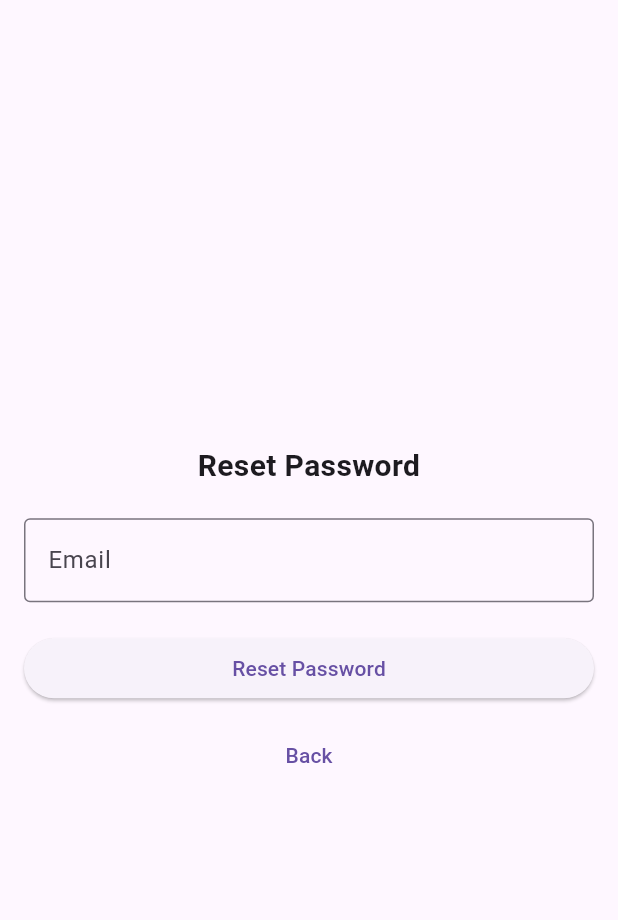
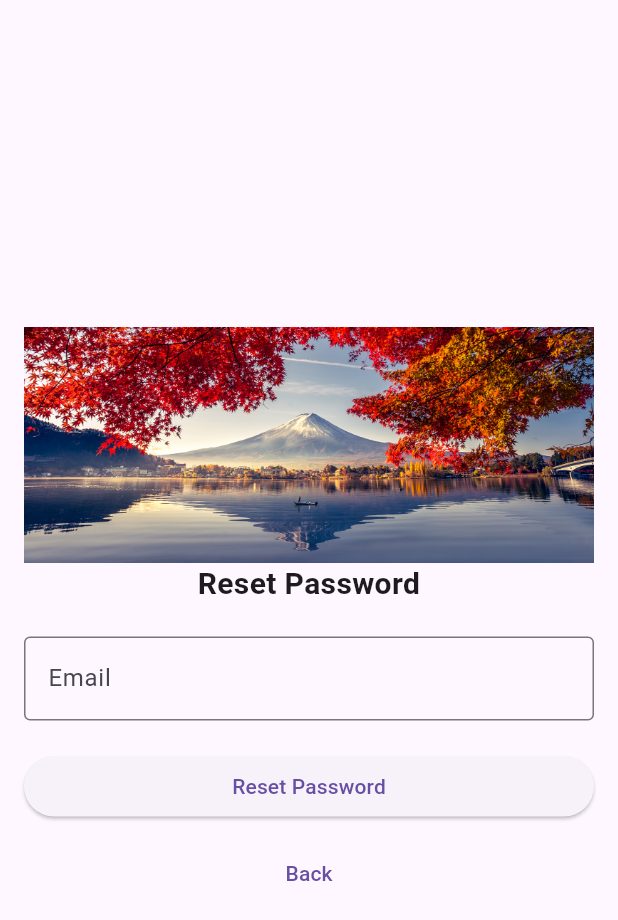
Before and after one commit to Endy05/kross_lab0809, a Flutter app: the screen it shows after launch, after a tap on "Reset password", on a phone screen of 412 x 824 dp. Shown: the top 920 px of the screen. Run offline on Flutter 3.47's test engine with Material 3 defaults, Android fonts, the phone set to English and light mode, and no system bars.

Commit message:
add locate image

```diff
--- a/lib/widgets/reset_password_screen.dart
+++ b/lib/widgets/reset_password_screen.dart
@@ -28,6 +28,9 @@ class _ResetPasswordScreenState extends State<ResetPasswordScreen> {
             mainAxisAlignment: MainAxisAlignment.center,
             crossAxisAlignment: CrossAxisAlignment.stretch,
             children: <Widget>[
+              Center(
+                child: Image.asset('images/japan_image-three.jpg', width: 400),
+              ),
               const Text("Reset Password", style: TextStyle(fontWeight: FontWeight.bold, fontSize: 20), textAlign: TextAlign.center),
               const SizedBox(height: 20),
               TextFormField(controller: _emailController, decoration: const InputDecoration(labelText: 'Email', border: OutlineInputBorder()), validator: _validateEmail),
--- a/lib/widgets/sing_in_screen.dart
+++ b/lib/widgets/sing_in_screen.dart
@@ -47,10 +47,7 @@ class _SignInScreenState extends State<SignInScreen> {
             crossAxisAlignment: CrossAxisAlignment.stretch,
             children: <Widget>[
               Center(
-                child: Image.network(
-                  "https://gratisography.com/wp-content/uploads/2024/10/gratisography-cool-cat-800x525.jpg",
-                  width: 200,
-                ),
+                child: Image.asset('images/cat_image-one.jpg', width: 250),
               ),
               const SizedBox(height: 20),
               TextFormField(
--- a/lib/widgets/sing_up_screen.dart
+++ b/lib/widgets/sing_up_screen.dart
@@ -34,6 +34,9 @@ class _SignupScreenState extends State<SignupScreen> {
             mainAxisAlignment: MainAxisAlignment.center,
             crossAxisAlignment: CrossAxisAlignment.stretch,
             children: <Widget>[
+              Center(
+                child: Image.asset('images/list_image-two.avif', width: 300),
+              ),
               const Text("Sign Up", style: TextStyle(fontWeight: FontWeight.bold, fontSize: 20), textAlign: TextAlign.center),
               const SizedBox(height: 20),
               TextFormField(controller: _nameController, decoration: const InputDecoration(labelText: 'Name', border: OutlineInputBorder()), validator: _validateField),
```
Also changed, not shown: pubspec.yaml (+5 -66 lines), images/cat_image-one.jpg (added), images/japan_image-three.jpg (added), 1 other file.
